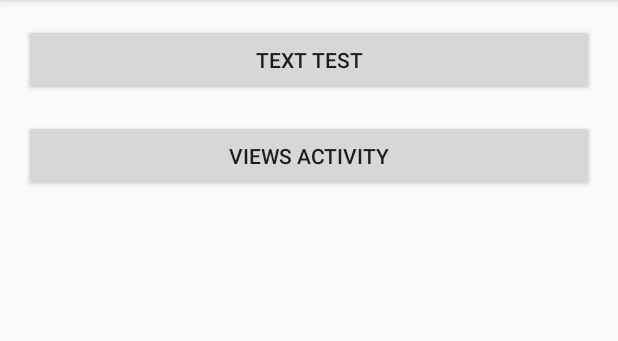
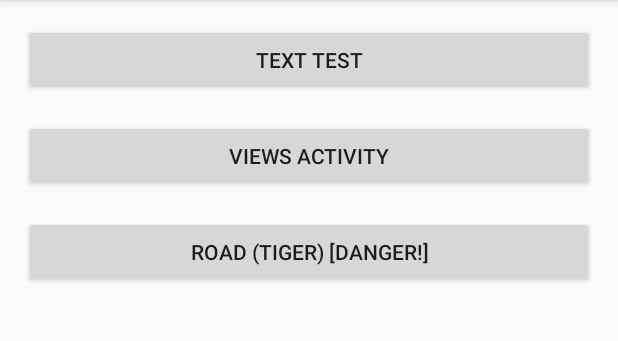
Before and after one commit to tochanenko/AndroidPlaygroundApp, an Android app: the screen it shows after launch (MainActivity), on a phone screen of 412 x 824 dp, the part 84-425 px from its top. Run offline under Robolectric (Android 15) with nearby library versions, the phone set to English and light mode, and no system bars.

Commit message:
Added Activity with Tiger, added button to launch this activity

```diff
--- a/playground/app/build.gradle
+++ b/playground/app/build.gradle
@@ -11,7 +11,7 @@ android {
         minSdkVersion 21
         targetSdkVersion 28
         versionCode 1
-        versionName "0.0.1"
+        versionName "0.0.2"
         testInstrumentationRunner "android.support.test.runner.AndroidJUnitRunner"
     }
     buildTypes {
--- a/playground/app/src/main/AndroidManifest.xml
+++ b/playground/app/src/main/AndroidManifest.xml
@@ -20,6 +20,8 @@
         </activity>
         <activity android:name=".ViewsActivity">
         </activity>
+        <activity android:name=".RoarActivity">
+        </activity>
     </application>
 
 </manifest>
--- a/playground/app/src/main/java/com/tochanenko/kotlinplayground/MainActivity.kt
+++ b/playground/app/src/main/java/com/tochanenko/kotlinplayground/MainActivity.kt
@@ -9,6 +9,7 @@ class MainActivity : AppCompatActivity() {
 
     lateinit var buttonTextTest : Button
     lateinit var buttonViewsActivity: Button
+    lateinit var buttonRoarActivity: Button
 
     override fun onCreate(savedInstanceState: Bundle?) {
         super.onCreate(savedInstanceState)
@@ -26,11 +27,17 @@ class MainActivity : AppCompatActivity() {
             startActivity(intent)
         }
 
+        buttonRoarActivity.setOnClickListener {
+            val intent = Intent(this, RoarActivity::class.java)
+            startActivity(intent)
+        }
+
     }
 
     //  Connects Kotlin and XML
     private fun connectViews() {
         buttonTextTest = findViewById(R.id.buttonTextTest)
         buttonViewsActivity = findViewById(R.id.buttonViewsActivity)
+        buttonRoarActivity = findViewById(R.id.buttonRoarActivity)
     }
 }
--- a/playground/app/src/main/res/layout/activity_main.xml
+++ b/playground/app/src/main/res/layout/activity_main.xml
@@ -26,6 +26,14 @@
                 app:layout_constraintTop_toBottomOf="@+id/buttonTextTest" app:layout_constraintStart_toStartOf="parent"
                 android:layout_marginStart="16dp" app:layout_constraintEnd_toEndOf="parent"
                 android:layout_marginEnd="16dp"/>
+        <Button
+                android:text="@string/road_tiger_danger"
+                android:layout_width="0dp"
+                android:layout_height="wrap_content"
+                android:id="@+id/buttonRoarActivity" android:layout_marginTop="16dp"
+                app:layout_constraintTop_toBottomOf="@+id/buttonViewsActivity"
+                app:layout_constraintStart_toStartOf="parent" android:layout_marginStart="16dp"
+                app:layout_constraintEnd_toEndOf="parent" android:layout_marginEnd="16dp"/>
 
     </android.support.constraint.ConstraintLayout>
 </ScrollView>
--- a/playground/app/src/main/res/layout/activity_text_test.xml
+++ b/playground/app/src/main/res/layout/activity_text_test.xml
@@ -50,7 +50,7 @@ tools:context=".TextTest">
         <ImageView
                 android:layout_width="256dp"
                 android:layout_height="256dp"
-                android:id="@+id/imageTiger"
+                android:id="@+id/imageTiger1"
                 app:layout_constraintStart_toStartOf="parent"
                 android:layout_marginStart="16dp"
                 app:layout_constraintEnd_toEndOf="parent"
@@ -68,7 +68,7 @@ tools:context=".TextTest">
                 app:layout_constraintEnd_toEndOf="parent"
                 android:layout_marginEnd="16dp"
                 android:layout_marginTop="16dp"
-                app:layout_constraintTop_toBottomOf="@+id/imageTiger"
+                app:layout_constraintTop_toBottomOf="@+id/imageTiger1"
                 android:layout_marginBottom="16dp"
                 app:layout_constraintBottom_toBottomOf="parent"
                 app:srcCompat="@mipmap/tiger"/>
--- a/playground/app/src/main/res/values/strings.xml
+++ b/playground/app/src/main/res/values/strings.xml
@@ -5,4 +5,8 @@
     <string name="text_test">Text Test</string>
     <string name="bold_text">Bold Text</string>
     <string name="views_activity">Views Activity</string>
+    <string name="click_the_tiger">Дотокнісь до тигра</string>
+    <string name="kus">Кусь!!!</string>
+    <string name="purr">Мууррр...</string>
+    <string name="road_tiger_danger">Road (Tiger) [Danger!]</string>
 </resources>
```
Also changed, not shown: playground/app/src/main/java/com/tochanenko/kotlinplayground/RoarActivity.kt (added, +49 -0 lines), playground/app/src/main/java/com/tochanenko/kotlinplayground/TextTest.kt (+8 -3 lines), playground/app/src/main/res/layout/activity_roar.xml (added, +43 -0 lines).
